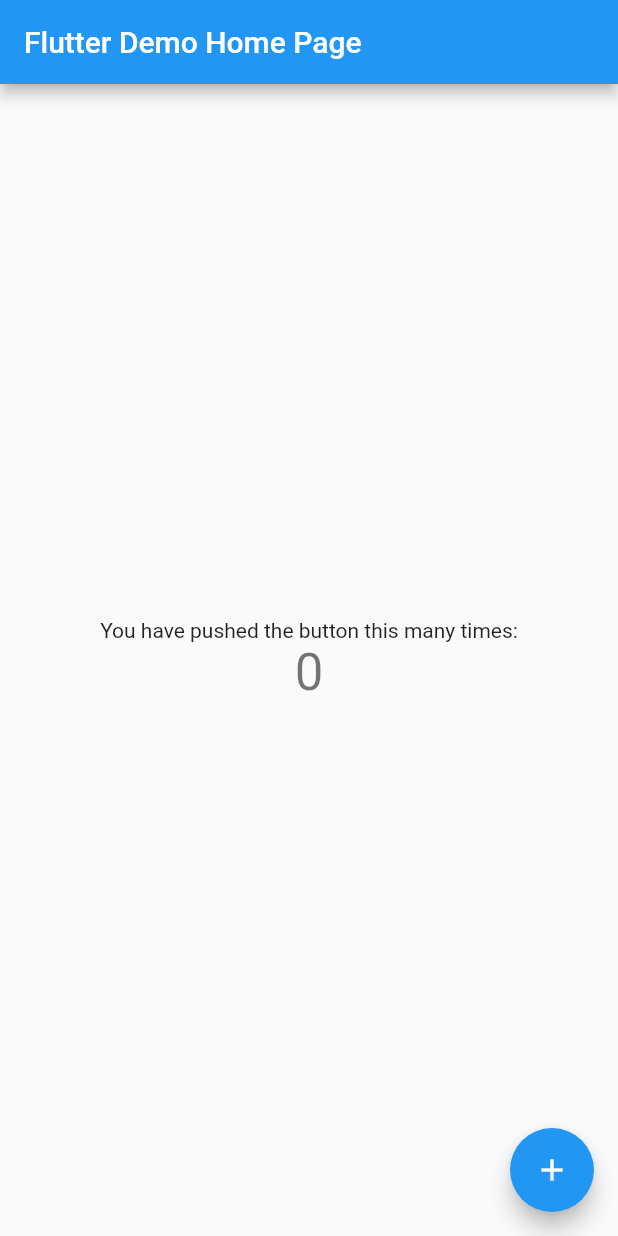
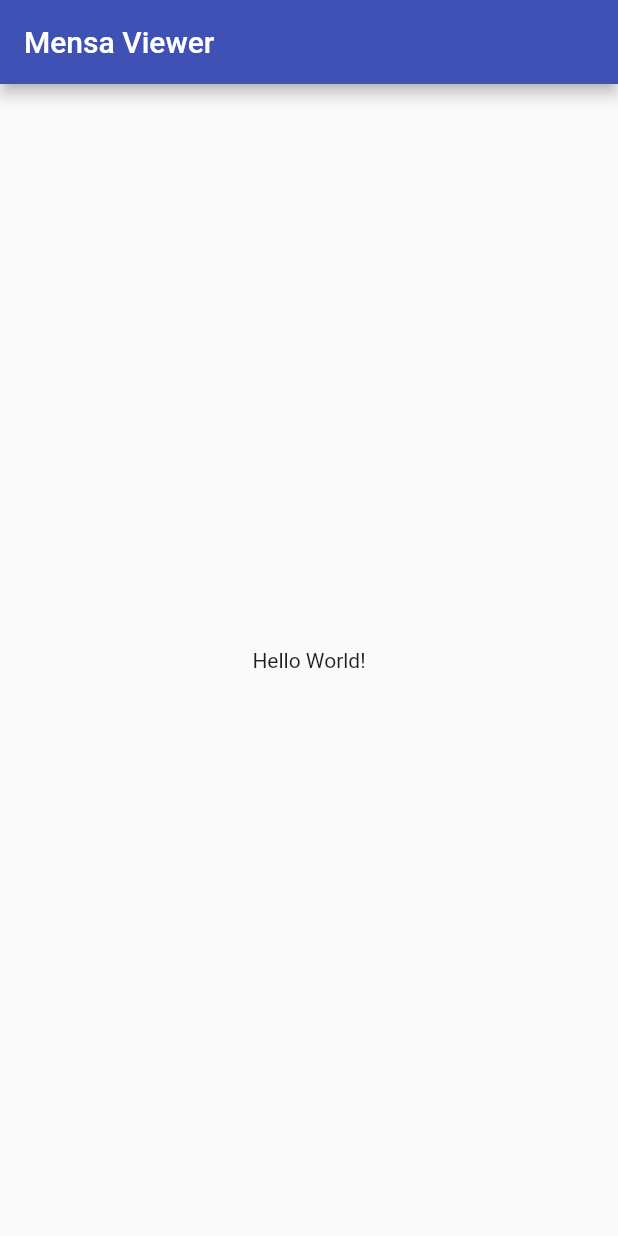
Before and after one commit to haukesomm/MensaViewer, a Flutter app: the screen it shows after launch, on a phone screen of 412 x 824 dp. Run offline on Flutter 3.47's test engine with Material 2 defaults, Android fonts, the phone set to English and light mode, and no system bars.

Commit message:
Implement empty home widget

```diff
--- a/lib/main.dart
+++ b/lib/main.dart
@@ -1,111 +1,52 @@
 import 'package:flutter/material.dart';
 
-void main() => runApp(MyApp());
 
-class MyApp extends StatelessWidget {
-  // This widget is the root of your application.
+void main() => runApp(MensaViewer());
+
+
+class MensaViewer extends StatelessWidget {
+
   @override
   Widget build(BuildContext context) {
     return MaterialApp(
       title: 'Flutter Demo',
       theme: ThemeData(
-        // This is the theme of your application.
-        //
-        // Try running your application with "flutter run". You'll see the
-        // application has a blue toolbar. Then, without quitting the app, try
-        // changing the primarySwatch below to Colors.green and then invoke
-        // "hot reload" (press "r" in the console where you ran "flutter run",
-        // or simply save your changes to "hot reload" in a Flutter IDE).
-        // Notice that the counter didn't reset back to zero; the application
-        // is not restarted.
-        primarySwatch: Colors.blue,
+        primarySwatch: Colors.indigo,
       ),
-      home: MyHomePage(title: 'Flutter Demo Home Page'),
+      home: MensaViewerHome(),
     );
   }
 }
 
-class MyHomePage extends StatefulWidget {
-  MyHomePage({Key key, this.title}) : super(key: key);
 
-  // This widget is the home page of your application. It is stateful, meaning
-  // that it has a State object (defined below) that contains fields that affect
-  // how it looks.
+class MensaViewerHome extends StatefulWidget {
 
-  // This class is the configuration for the state. It holds the values (in this
-  // case the title) provided by the parent (in this case the App widget) and
-  // used by the build method of the State. Fields in a Widget subclass are
-  // always marked "final".
-
-  final String title;
+  MensaViewerHome({Key key}) : super(key: key);
 
   @override
-  _MyHomePageState createState() => _MyHomePageState();
+  _MensaViewerHomeState createState() => _MensaViewerHomeState();
 }
 
-class _MyHomePageState extends State<MyHomePage> {
-  int _counter = 0;
-
-  void _incrementCounter() {
-    setState(() {
-      // This call to setState tells the Flutter framework that something has
-      // changed in this State, which causes it to rerun the build method below
-      // so that the display can reflect the updated values. If we changed
-      // _counter without calling setState(), then the build method would not be
-      // called again, and so nothing would appear to happen.
-      _counter++;
-    });
-  }
+class _MensaViewerHomeState extends State<MensaViewerHome> {
 
   @override
   Widget build(BuildContext context) {
-    // This method is rerun every time setState is called, for instance as done
-    // by the _incrementCounter method above.
-    //
-    // The Flutter framework has been optimized to make rerunning build methods
-    // fast, so that you can just rebuild anything that needs updating rather
-    // than having to individually change instances of widgets.
     return Scaffold(
       appBar: AppBar(
-        // Here we take the value from the MyHomePage object that was created by
-        // the App.build method, and use it to set our appbar title.
-        title: Text(widget.title),
+        title: Text(
+          'Mensa Viewer'
+        ),
       ),
       body: Center(
-        // Center is a layout widget. It takes a single child and positions it
-        // in the middle of the parent.
         child: Column(
-          // Column is also a layout widget. It takes a list of children and
-          // arranges them vertically. By default, it sizes itself to fit its
-          // children horizontally, and tries to be as tall as its parent.
-          //
-          // Invoke "debug painting" (press "p" in the console, choose the
-          // "Toggle Debug Paint" action from the Flutter Inspector in Android
-          // Studio, or the "Toggle Debug Paint" command in Visual Studio Code)
-          // to see the wireframe for each widget.
-          //
-          // Column has various properties to control how it sizes itself and
-          // how it positions its children. Here we use mainAxisAlignment to
-          // center the children vertically; the main axis here is the vertical
-          // axis because Columns are vertical (the cross axis would be
-          // horizontal).
           mainAxisAlignment: MainAxisAlignment.center,
           children: <Widget>[
             Text(
-              'You have pushed the button this many times:',
-            ),
-            Text(
-              '$_counter',
-              style: Theme.of(context).textTheme.display1,
+              'Hello World!',
             ),
           ],
         ),
-      ),
-      floatingActionButton: FloatingActionButton(
-        onPressed: _incrementCounter,
-        tooltip: 'Increment',
-        child: Icon(Icons.add),
-      ), // This trailing comma makes auto-formatting nicer for build methods.
+      ),// This trailing comma makes auto-formatting nicer for build methods.
     );
   }
 }
```
